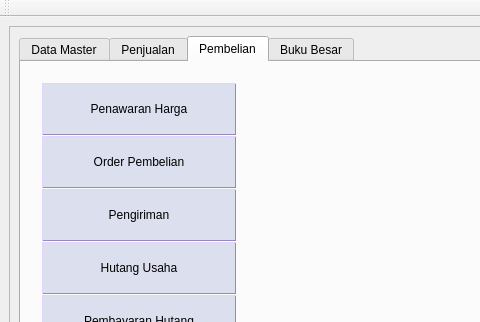
fnugrahendi/petuk.corp, file GUI.ui: the form before one commit; both pictures show x 0 to 480 and y 0 to 322 of the 872 by 637 pixel window.
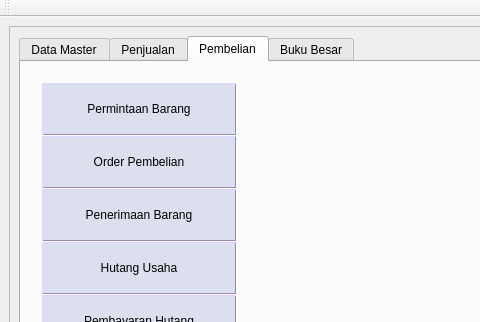
The form after the commit. The open tabs and pages were chosen to show the change. Icons and pictures are not drawn.

Commit message: tabel rincian piutang tiap pelanggan

Diff of the .ui file:
```diff
--- a/GUI.ui
+++ b/GUI.ui
@@ -6335,7 +6335,7 @@
                   <item>
                    <widget class="QPushButton" name="tb_Pembelian_PenawaranHarga">
                     <property name="text">
-                     <string>Penawaran Harga</string>
+                     <string>Permintaan Barang</string>
                     </property>
                    </widget>
                   </item>
@@ -6349,7 +6349,7 @@
                   <item>
                    <widget class="QPushButton" name="tb_Pembelian_Pengiriman">
                     <property name="text">
-                     <string>Pengiriman</string>
+                     <string>Penerimaan Barang</string>
                     </property>
                    </widget>
                   </item>
```
The commit also changes 1 other file.
